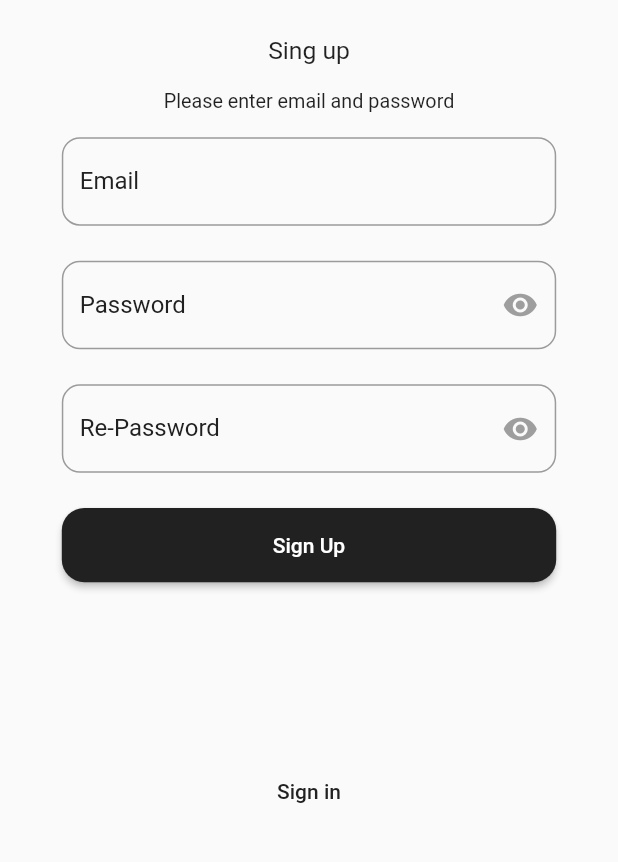
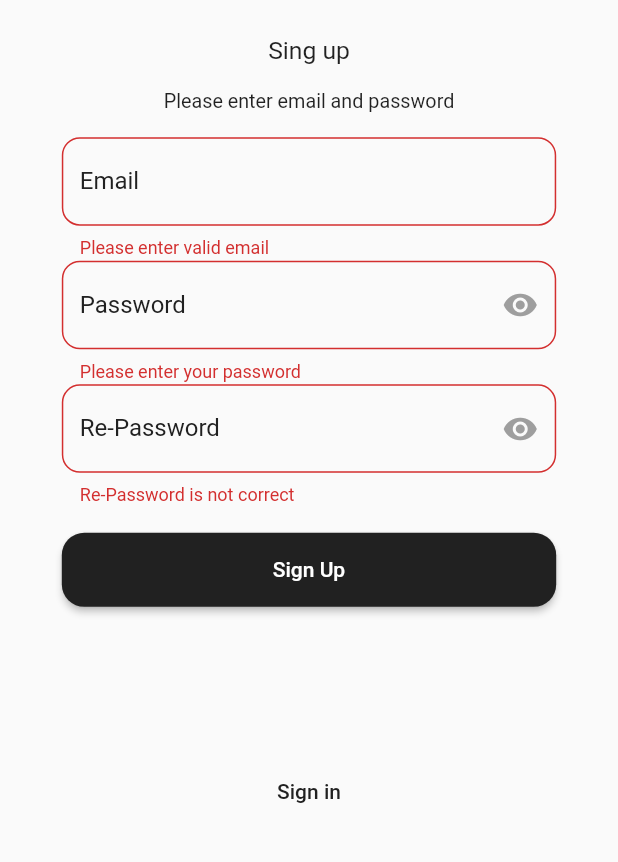
Before and after one commit to kasra1990/NikeStore-flutter, a Flutter app: the SignUpScreen screen opened directly, after a tap on "Sign Up", on a phone screen of 412 x 824 dp, the part 265-1127 px from its top. Run offline on Flutter 3.47's test engine with Material 2 defaults, Android fonts, the phone set to English and light mode, and no system bars; our stand-ins replace bloc, connectivity_plus, dio, email_validator, flutter_bloc, flutter_svg and 2 more; accounts and stored records are empty; network calls fail.

Commit message:
Solve some problem

```diff
--- a/lib/ui/auth/sign_in/sign_in.dart
+++ b/lib/ui/auth/sign_in/sign_in.dart
@@ -1,3 +1,4 @@
+import 'package:email_validator/email_validator.dart';
 import 'package:flutter/material.dart';
 import 'package:flutter_bloc/flutter_bloc.dart';
 import 'package:nike_flutter/common/color.dart';
@@ -21,6 +22,7 @@ class _SignInScreenState extends State<SignInScreen> {
   TextEditingController email = TextEditingController();
   TextEditingController pass = TextEditingController();
   bool passVisibility = true;
+  final formKey = GlobalKey<FormState>();
   String textMessage = "Please enter email and password";
 
   @override
@@ -64,6 +66,8 @@ class _SignInScreenState extends State<SignInScreen> {
             padding: EdgeInsets.only(top: getHeight(0.17)),
             child: SizedBox(
               width: double.infinity,
+              child: Form(
+                key: formKey,
                 child: Column(
                     mainAxisAlignment: MainAxisAlignment.end,
                     crossAxisAlignment: CrossAxisAlignment.center,
@@ -79,6 +83,7 @@ class _SignInScreenState extends State<SignInScreen> {
                       SizedBox(height: getHeight(0.02)),
                       _myTextInput(inputName: "Email"),
                       _myPasswordInput(),
+                      SizedBox(height: getHeight(0.02)),
                       BlocBuilder<AuthBloc, AuthState>(
                         builder: (context, state) {
                           if (state is AuthLoading) {
@@ -103,20 +108,16 @@ class _SignInScreenState extends State<SignInScreen> {
                                               borderRadius:
                                                   BorderRadius.circular(15)))),
                                   onPressed: () {
-                                  if (email.text.isNotEmpty &&
-                                      pass.text.isEmpty) {
-                                    setState(() {
-                                      textMessage =
-                                          "Please enter your password";
-                                    });
-                                  } else if (email.text.isNotEmpty &&
-                                      pass.text.isNotEmpty) {
+                                    final isValidForm =
+                                        formKey.currentState!.validate();
+                                    if (isValidForm) {
                                       checkInternetConnection()
                                           .asStream()
                                           .listen((event) {
                                         if (event) {
                                           BlocProvider.of<AuthBloc>(context)
-                                            .add(SignIn(email.text, pass.text));
+                                              .add(SignIn(
+                                                  email.text, pass.text));
                                         } else {
                                           BlocProvider.of<AuthBloc>(context)
                                               .add(AuthNoInternetConnection());
@@ -129,21 +130,21 @@ class _SignInScreenState extends State<SignInScreen> {
                           }
                         },
                       ),
-                    SizedBox(height: getHeight(0.2)),
+                      SizedBox(height: getHeight(0.15)),
                       TextButton(
                           style: ButtonStyle(
                               foregroundColor:
                                   MaterialStateProperty.all(mainColor),
-                            overlayColor:
-                                MaterialStateProperty.all(Colors.transparent)),
+                              overlayColor: MaterialStateProperty.all(
+                                  Colors.transparent)),
                           onPressed: () {},
                           child: const Text("Forgot Password?")),
                       TextButton(
                           style: ButtonStyle(
                               foregroundColor:
                                   MaterialStateProperty.all(mainColor),
-                            overlayColor:
-                                MaterialStateProperty.all(Colors.transparent)),
+                              overlayColor: MaterialStateProperty.all(
+                                  Colors.transparent)),
                           onPressed: () {
                             Navigator.of(context).pop();
                             Navigator.of(context).push(MaterialPageRoute(
@@ -151,6 +152,7 @@ class _SignInScreenState extends State<SignInScreen> {
                           },
                           child: const Text("Sign Up")),
                     ]),
+              ),
             ),
           ),
         ),
@@ -181,7 +183,13 @@ class _SignInScreenState extends State<SignInScreen> {
                     ? IconButton(
                         onPressed: () {}, icon: const Icon(Icons.visibility))
                     : null),
-        ));
+            validator: (value) {
+              if (value!.isEmpty || !EmailValidator.validate(value)) {
+                return "Please enter a valid email";
+              } else {
+                return null;
+              }
+            }));
   }
 
   Widget _myPasswordInput() {
@@ -211,6 +219,13 @@ class _SignInScreenState extends State<SignInScreen> {
                   icon: passVisibility
                       ? const Icon(Icons.visibility, color: Colors.grey)
                       : const Icon(Icons.visibility_off, color: Colors.grey))),
+          validator: (value) {
+            if (value!.isEmpty) {
+              return "Please enter your password";
+            } else {
+              return null;
+            }
+          },
         ));
   }
 
--- a/lib/ui/auth/sign_up/sign_up.dart
+++ b/lib/ui/auth/sign_up/sign_up.dart
@@ -1,3 +1,4 @@
+import 'package:email_validator/email_validator.dart';
 import 'package:flutter/material.dart';
 import 'package:flutter_bloc/flutter_bloc.dart';
 import 'package:nike_flutter/common/color.dart';
@@ -6,7 +7,6 @@ import 'package:nike_flutter/common/utils.dart';
 import 'package:nike_flutter/data/repo/auth_repository.dart';
 import 'package:nike_flutter/ui/auth/bloc/auth_bloc.dart';
 import 'package:nike_flutter/ui/auth/sign_in/sign_in.dart';
-import 'package:shared_preferences/shared_preferences.dart';
 
 class SignUpScreen extends StatefulWidget {
   const SignUpScreen({Key? key}) : super(key: key);
@@ -20,6 +20,7 @@ class _SignUpScreenState extends State<SignUpScreen> {
   TextEditingController email = TextEditingController();
   TextEditingController pass = TextEditingController();
   TextEditingController rePass = TextEditingController();
+  final formKey = GlobalKey<FormState>();
   String textMessage = "Please enter email and password";
   bool passVisibility = true;
   bool rePassVisibility = true;
@@ -64,7 +65,9 @@ class _SignUpScreenState extends State<SignUpScreen> {
               width: double.infinity,
               child: BlocBuilder<AuthBloc, AuthState>(
                 builder: (context, state) {
-                  return Column(
+                  return Form(
+                    key: formKey,
+                    child: Column(
                         mainAxisAlignment: MainAxisAlignment.end,
                         crossAxisAlignment: CrossAxisAlignment.center,
                         children: [
@@ -77,9 +80,10 @@ class _SignUpScreenState extends State<SignUpScreen> {
                           Text(textMessage,
                               style: TextStyle(fontSize: getFontSize(0.016))),
                           SizedBox(height: getHeight(0.02)),
-                        _myTextInput(inputName: "Email"),
-                        _myPasswordInput(name: "Password"),
-                        _myPasswordInput(name: "Re-Password"),
+                          _myEamilInput(),
+                          _myPasswordInput(),
+                          _myRePasswordInput(),
+                          SizedBox(height: getHeight(0.02)),
                           SizedBox(
                             width: getWidth(0.8),
                             height: getHeight(0.06),
@@ -98,12 +102,12 @@ class _SignUpScreenState extends State<SignUpScreen> {
                                             borderRadius:
                                                 BorderRadius.circular(15)))),
                                 onPressed: () {
+                                  final isValidForm =
+                                      formKey.currentState!.validate();
+                                  if (isValidForm) {
                                     checkInternetConnection()
                                         .asStream()
                                         .listen((event) {
-                                  if (email.text.isNotEmpty &&
-                                      pass.text.isNotEmpty &&
-                                      pass.text == rePass.text) {
                                       if (event) {
                                         BlocProvider.of<AuthBloc>(context)
                                             .add(SignUp(email.text, pass.text));
@@ -111,19 +115,12 @@ class _SignUpScreenState extends State<SignUpScreen> {
                                         BlocProvider.of<AuthBloc>(context)
                                             .add(AuthNoInternetConnection());
                                       }
-                                  } else if (email.text.isNotEmpty &&
-                                      pass.text.isNotEmpty &&
-                                      pass.text != rePass.text) {
-                                    setState(() {
-                                      textMessage =
-                                          "Please check your repeated password";
                                     });
                                   }
-                                });
                                 },
                                 child: const Text("Sign Up")),
                           ),
-                        SizedBox(height: getHeight(0.14)),
+                          SizedBox(height: getHeight(0.12)),
                           TextButton(
                               style: ButtonStyle(
                                   foregroundColor:
@@ -133,10 +130,12 @@ class _SignUpScreenState extends State<SignUpScreen> {
                               onPressed: () {
                                 Navigator.of(context).pop();
                                 Navigator.of(context).push(MaterialPageRoute(
-                                  builder: (context) => const SignInScreen()));
+                                    builder: (context) =>
+                                        const SignInScreen()));
                               },
                               child: const Text("Sign in")),
-                      ]);
+                        ]),
+                  );
                 },
               ),
             ),
@@ -146,52 +145,53 @@ class _SignUpScreenState extends State<SignUpScreen> {
     );
   }
 
-  Widget _myTextInput({required String inputName}) {
+  Widget _myEamilInput() {
     return SizedBox(
         width: getWidth(0.8),
         height: getHeight(0.1),
         child: TextFormField(
           controller: email,
           cursorColor: mainColor,
-          obscureText: inputName == "Email" ? false : true,
           style: const TextStyle(color: mainColor),
           keyboardType: TextInputType.emailAddress,
           decoration: InputDecoration(
-              label: Text(inputName),
+              label: const Text("Email"),
               labelStyle: const TextStyle(color: mainColor),
               focusedBorder: OutlineInputBorder(
                   borderRadius: BorderRadius.circular(12),
                   borderSide: const BorderSide(color: mainColor)),
               border: OutlineInputBorder(
                 borderRadius: BorderRadius.circular(12),
-              ),
-              suffixIcon: inputName == "Password"
-                  ? IconButton(
-                      onPressed: () {}, icon: const Icon(Icons.visibility))
-                  : null),
+              )),
+          validator: (email) {
+            if (email!.isEmpty || !EmailValidator.validate(email)) {
+              return "Please enter valid email";
+            } else {
+              return null;
+            }
+          },
         ));
   }
 
-  Widget _myPasswordInput({required String name}) {
+  Widget _myPasswordInput() {
     return SizedBox(
         width: getWidth(0.8),
         height: getHeight(0.1),
         child: TextFormField(
-          controller: name == "Password" ? pass : rePass,
+          controller: pass,
           cursorColor: mainColor,
-          obscureText: name == "Password" ? passVisibility : rePassVisibility,
+          obscureText: passVisibility,
           style: const TextStyle(color: mainColor),
           keyboardType: TextInputType.emailAddress,
           decoration: InputDecoration(
-              label: Text(name),
+              label: const Text("Password"),
               labelStyle: const TextStyle(color: mainColor),
               focusedBorder: OutlineInputBorder(
                   borderRadius: BorderRadius.circular(12),
                   borderSide: const BorderSide(color: mainColor)),
               border:
                   OutlineInputBorder(borderRadius: BorderRadius.circular(12)),
-              suffixIcon: name == "Password"
-                  ? IconButton(
+              suffixIcon: IconButton(
                   onPressed: () {
                     setState(() {
                       passVisibility = !passVisibility;
@@ -199,9 +199,36 @@ class _SignUpScreenState extends State<SignUpScreen> {
                   },
                   icon: passVisibility
                       ? const Icon(Icons.visibility, color: Colors.grey)
-                          : const Icon(Icons.visibility_off,
-                              color: Colors.grey))
-                  : IconButton(
+                      : const Icon(Icons.visibility_off, color: Colors.grey))),
+          validator: (password) {
+            if (password!.isEmpty) {
+              return "Please enter your password";
+            } else {
+              return null;
+            }
+          },
+        ));
+  }
+
+  Widget _myRePasswordInput() {
+    return SizedBox(
+        width: getWidth(0.8),
+        height: getHeight(0.1),
+        child: TextFormField(
+          controller: rePass,
+          cursorColor: mainColor,
+          obscureText: rePassVisibility,
+          style: const TextStyle(color: mainColor),
+          keyboardType: TextInputType.emailAddress,
+          decoration: InputDecoration(
+              label: const Text("Re-Password"),
+              labelStyle: const TextStyle(color: mainColor),
+              focusedBorder: OutlineInputBorder(
+                  borderRadius: BorderRadius.circular(12),
+                  borderSide: const BorderSide(color: mainColor)),
+              border:
+                  OutlineInputBorder(borderRadius: BorderRadius.circular(12)),
+              suffixIcon: IconButton(
                   onPressed: () {
                     setState(() {
                       rePassVisibility = !rePassVisibility;
@@ -209,8 +236,14 @@ class _SignUpScreenState extends State<SignUpScreen> {
                   },
                   icon: rePassVisibility
                       ? const Icon(Icons.visibility, color: Colors.grey)
-                          : const Icon(Icons.visibility_off,
-                              color: Colors.grey))),
+                      : const Icon(Icons.visibility_off, color: Colors.grey))),
+          validator: (rePassword) {
+            if (rePassword!.isEmpty || rePassword != pass.text) {
+              return "Re-Password is not correct";
+            } else {
+              return null;
+            }
+          },
         ));
   }
 }
--- a/lib/ui/category/category.dart
+++ b/lib/ui/category/category.dart
@@ -67,7 +67,7 @@ class _CategoryScreenState extends State<CategoryScreen> {
         bloc = CategoryBloc(categoryRepository);
         checkInternetConnection().asStream().listen((event) {
           if (event) {
-            print("Listening: $event");
+            debugPrint("Listening: $event");
             bloc!.add(CategoryStarted(userId: userId, category: "0"));
           } else {
             bloc!.add(CategoryNoInternetConnection());
@@ -92,7 +92,7 @@ class _CategoryScreenState extends State<CategoryScreen> {
                   hintStyle: TextStyle(fontSize: getFontSize(0.02)),
                   hintText: "Search here...",
                   prefixIconConstraints:
-                      BoxConstraints(maxWidth: 30, maxHeight: 30),
+                      const BoxConstraints(maxWidth: 30, maxHeight: 30),
                   border: OutlineInputBorder(
                       borderRadius: BorderRadius.circular(17)),
                   focusedBorder: OutlineInputBorder(
--- a/pubspec.yaml
+++ b/pubspec.yaml
@@ -43,6 +43,7 @@ dependencies:
   connectivity_plus: ^2.3.5
   flutter_launcher_icons: ^0.9.3
   animations: ^2.0.3
+  email_validator: ^2.0.1
 
 
 
```
Also changed, not shown: pubspec.lock. Lines whose indentation alone changed are shown as unchanged.
